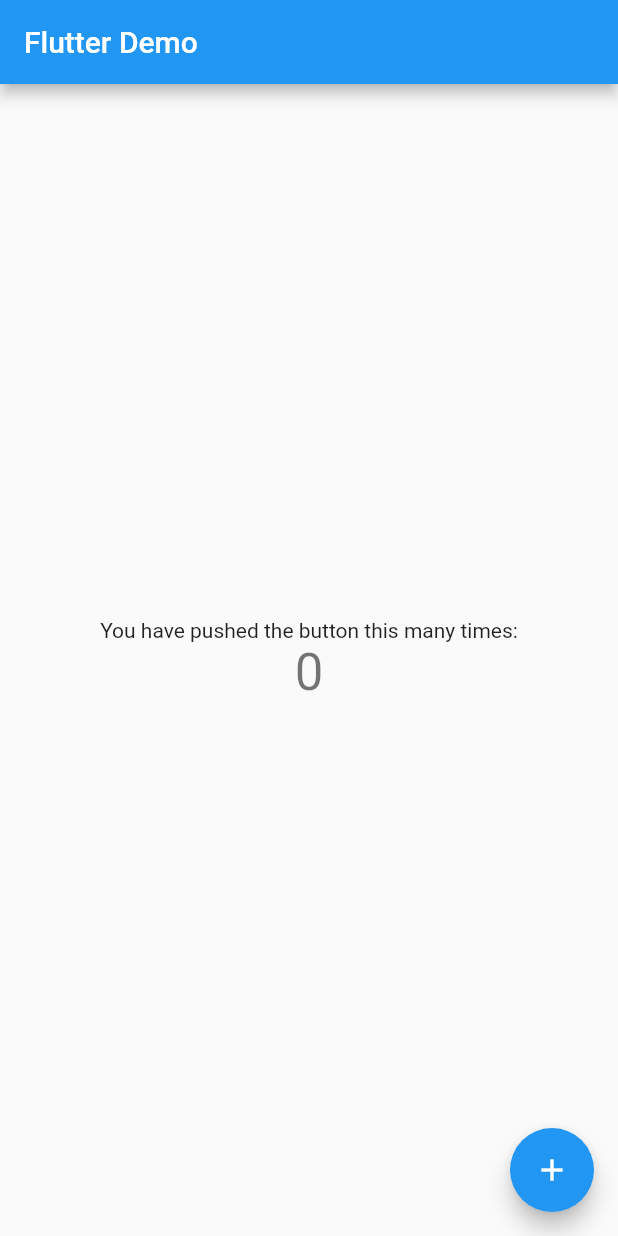
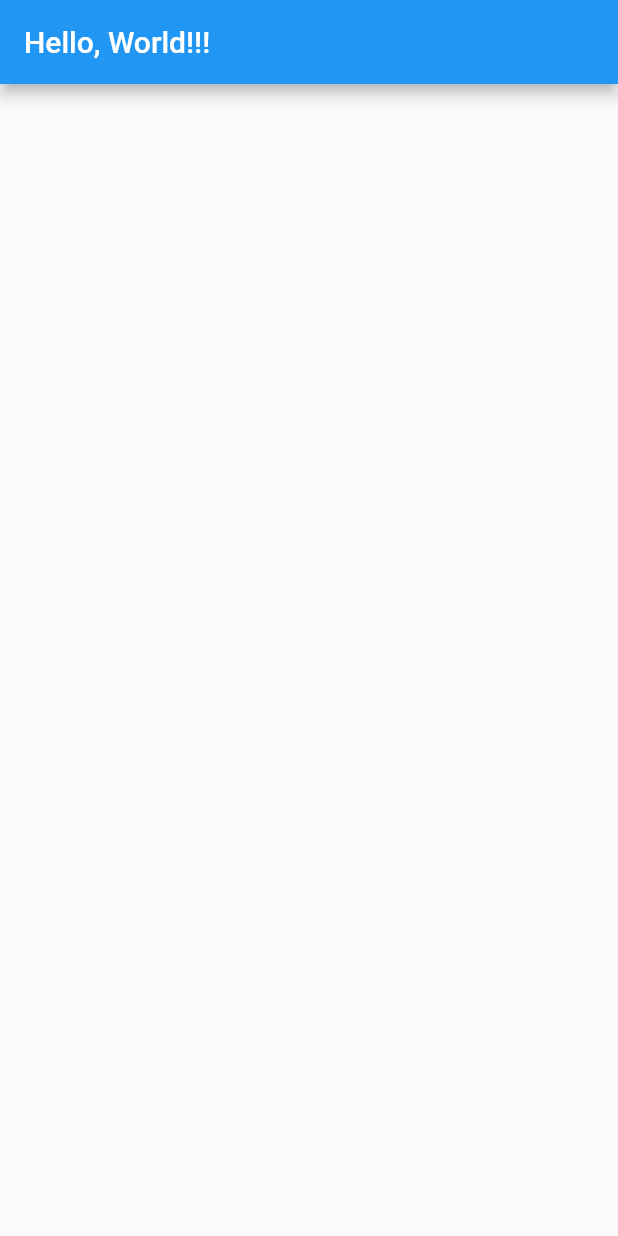
Before and after one commit to IMPranshu/flutter-basics, a Flutter app: the screen it shows after launch, on a phone screen of 412 x 824 dp. Run offline on Flutter 3.47's test engine with Material 2 defaults, Android fonts, the phone set to English and light mode, and no system bars.

Commit message:
Ch1: App Bar

```diff
--- a/lib/main.dart
+++ b/lib/main.dart
@@ -1,128 +1,12 @@
 import 'package:flutter/material.dart';
 
 void main() {
-  runApp(const MyApp());
+  return runApp(MaterialApp(
+    home: Scaffold(
+      // It provides a blank screen that is hsown in the display
+      appBar: AppBar(
+        title: Text("Hello, World!!!"),
+      ),
+    ),
+  ));
 }
-
-void test(String? firstName, String? middleName, String? lastName) {
-  // ??= is an infix operator here. So we first declare a value 'name'
-  String? name = firstName;
-
-  // ??= operaotr checks for LHS if it is null, it then assigns the value of
-  // RHS to 'name' here.
-  name ??= middleName;
-  //name ??= lastName;
-  print(name);
-}
-
-class MyApp extends StatelessWidget {
-  const MyApp({Key? key}) : super(key: key);
-
-  // This widget is the root of your application.
-  @override
-  Widget build(BuildContext context) {
-    test(null, 'Foo', 'Bar');
-    test(null, null, 'Bar');
-    return MaterialApp(
-      title: 'Flutter',
-      theme: ThemeData(
-        // This is the theme of your application.
-        //
-        // Try running your application with "flutter run". You'll see the
-        // application has a blue toolbar. Then, without quitting the app, try
-        // changing the primarySwatch below to Colors.green and then invoke
-        // "hot reload" (press "r" in the console where you ran "flutter run",
-        // or simply save your changes to "hot reload" in a Flutter IDE).
-        // Notice that the counter didn't reset back to zero; the application
-        // is not restarted.
-        primarySwatch: Colors.blue,
-      ),
-      home: const MyHomePage(title: 'Flutter Demo'),
-    );
-  }
-}
-
-class MyHomePage extends StatefulWidget {
-  const MyHomePage({Key? key, required this.title}) : super(key: key);
-
-  // This widget is the home page of your application. It is stateful, meaning
-  // that it has a State object (defined below) that contains fields that affect
-  // how it looks.
-
-  // This class is the configuration for the state. It holds the values (in this
-  // case the title) provided by the parent (in this case the App widget) and
-  // used by the build method of the State. Fields in a Widget subclass are
-  // always marked "final".
-
-  final String title;
-
-  @override
-  State<MyHomePage> createState() => _MyHomePageState();
-}
-
-class _MyHomePageState extends State<MyHomePage> {
-  int _counter = 0;
-
-  void _incrementCounter() {
-    setState(() {
-      // This call to setState tells the Flutter framework that something has
-      // changed in this State, which causes it to rerun the build method below
-      // so that the display can reflect the updated values. If we changed
-      // _counter without calling setState(), then the build method would not be
-      // called again, and so nothing would appear to happen.
-      _counter++;
-    });
-  }
-
-  @override
-  Widget build(BuildContext context) {
-    // This method is rerun every time setState is called, for instance as done
-    // by the _incrementCounter method above.
-    //
-    // The Flutter framework has been optimized to make rerunning build methods
-    // fast, so that you can just rebuild anything that needs updating rather
-    // than having to individually change instances of widgets.
-    return Scaffold(
-      appBar: AppBar(
-        // Here we take the value from the MyHomePage object that was created by
-        // the App.build method, and use it to set our appbar title.
-        title: Text(widget.title),
-      ),
-      body: Center(
-        // Center is a layout widget. It takes a single child and positions it
-        // in the middle of the parent.
-        child: Column(
-          // Column is also a layout widget. It takes a list of children and
-          // arranges them vertically. By default, it sizes itself to fit its
-          // children horizontally, and tries to be as tall as its parent.
-          //
-          // Invoke "debug painting" (press "p" in the console, choose the
-          // "Toggle Debug Paint" action from the Flutter Inspector in Android
-          // Studio, or the "Toggle Debug Paint" command in Visual Studio Code)
-          // to see the wireframe for each widget.
-          //
-          // Column has various properties to control how it sizes itself and
-          // how it positions its children. Here we use mainAxisAlignment to
-          // center the children vertically; the main axis here is the vertical
-          // axis because Columns are vertical (the cross axis would be
-          // horizontal).
-          mainAxisAlignment: MainAxisAlignment.center,
-          children: <Widget>[
-            const Text(
-              'You have pushed the button this many times:',
-            ),
-            Text(
-              '$_counter',
-              style: Theme.of(context).textTheme.headline4,
-            ),
-          ],
-        ),
-      ),
-      floatingActionButton: FloatingActionButton(
-        onPressed: _incrementCounter,
-        tooltip: 'Increment',
-        child: const Icon(Icons.add),
-      ), // This trailing comma makes auto-formatting nicer for build methods.
-    );
-  }
-}
```
